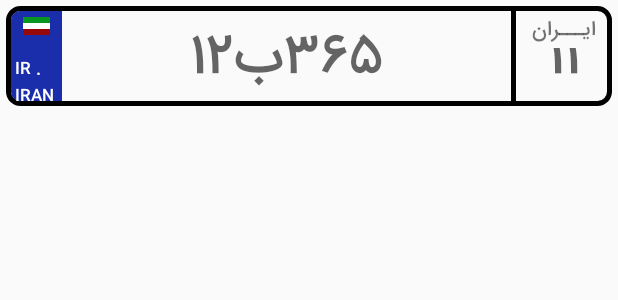
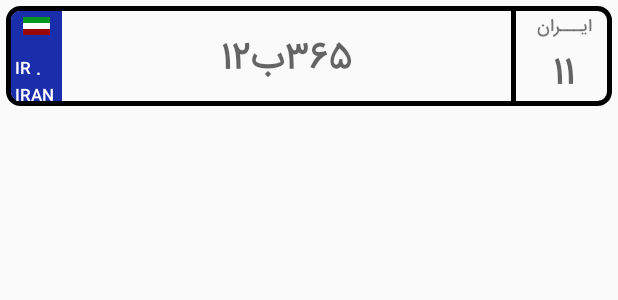
Before and after one commit to BasetEsmaeili/StopCar, an Android app: the layout pelak.xml on its own in the app's theme, with its tools: preview values and no code run, on a phone screen of 412 x 824 dp. Shown: the top 300 px of the screen. Run offline under Robolectric (Android 15) with nearby library versions, the phone set to English and light mode, and no system bars.

Commit message:
added packaging

```diff
--- a/app/src/main/java/com/baset/carfinder/ActivitySpecifications.java
+++ b/app/src/main/java/com/baset/carfinder/activity/ActivitySpecifications.java
@@ -1,4 +1,4 @@
-package com.baset.carfinder;
+package com.baset.carfinder.activity;
 
 import android.content.Context;
 import android.content.DialogInterface;
@@ -18,8 +18,9 @@ import android.widget.EditText;
 import android.widget.ImageView;
 import android.widget.Spinner;
 import android.widget.TextView;
-import android.widget.Toast;
 
+import com.baset.carfinder.constants.Constants;
+import com.baset.carfinder.R;
 import com.shawnlin.numberpicker.NumberPicker;
 
 import java.util.ArrayList;
--- a/app/src/main/java/com/baset/carfinder/ActivitySplash.java
+++ b/app/src/main/java/com/baset/carfinder/activity/ActivitySplash.java
@@ -1,4 +1,4 @@
-package com.baset.carfinder;
+package com.baset.carfinder.activity;
 
 import android.content.Intent;
 import android.content.SharedPreferences;
@@ -7,6 +7,8 @@ import android.support.v7.app.AppCompatActivity;
 import android.os.Bundle;
 import android.widget.ImageView;
 
+import com.baset.carfinder.constants.Constants;
+import com.baset.carfinder.R;
 import com.bumptech.glide.Glide;
 
 public class ActivitySplash extends AppCompatActivity implements Constants {
--- a/app/src/main/java/com/baset/carfinder/AdapterCustomMap.java
+++ b/app/src/main/java/com/baset/carfinder/adapter/AdapterCustomMap.java
@@ -1,10 +1,12 @@
-package com.baset.carfinder;
+package com.baset.carfinder.adapter;
 
 import android.content.Context;
 import android.view.LayoutInflater;
 import android.view.View;
 import android.widget.TextView;
 
+import com.baset.carfinder.constants.Constants;
+import com.baset.carfinder.R;
 import com.google.android.gms.maps.GoogleMap;
 import com.google.android.gms.maps.model.Marker;
 
--- a/app/src/main/java/com/baset/carfinder/Constants.java
+++ b/app/src/main/java/com/baset/carfinder/constants/Constants.java
@@ -1,4 +1,4 @@
-package com.baset.carfinder;
+package com.baset.carfinder.constants;
 
 public interface Constants {
     public static final int SPLASH_DURATION=4000;
--- a/app/src/main/java/com/baset/carfinder/EmptyRecyclerView.java
+++ b/app/src/main/java/com/baset/carfinder/emptyRecyclerView/EmptyRecyclerView.java
@@ -1,4 +1,4 @@
-package com.baset.carfinder;
+package com.baset.carfinder.emptyRecyclerView;
 
 import android.content.Context;
 import android.support.annotation.Nullable;
--- a/app/src/main/java/com/baset/carfinder/ModelParkHistory.java
+++ b/app/src/main/java/com/baset/carfinder/model/ModelParkHistory.java
@@ -1,4 +1,4 @@
-package com.baset.carfinder;
+package com.baset.carfinder.model;
 
 public class ModelParkHistory {
     private int id;
--- a/app/src/main/java/com/baset/carfinder/ViewHolderParkedPlacesRv.java
+++ b/app/src/main/java/com/baset/carfinder/viewholder/ViewHolderParkedPlacesRv.java
@@ -1,6 +1,8 @@
-package com.baset.carfinder;
+package com.baset.carfinder.viewholder;
 
 import android.view.View;
+
+import com.baset.carfinder.emptyRecyclerView.EmptyRecyclerView;
 
 public class ViewHolderParkedPlacesRv extends EmptyRecyclerView.ViewHolder{
 
--- a/app/src/main/res/layout/activity_main.xml
+++ b/app/src/main/res/layout/activity_main.xml
@@ -4,7 +4,7 @@
     xmlns:tools="http://schemas.android.com/tools"
     android:layout_width="match_parent"
     android:layout_height="match_parent"
-    tools:context=".ActivityMain">
+    tools:context=".activity.ActivityMain">
     <android.support.design.widget.AppBarLayout
         android:layout_width="match_parent"
         android:layout_height="wrap_content">
@@ -13,7 +13,7 @@
             android:layout_width="match_parent"
             android:layout_height="wrap_content"/>
     </android.support.design.widget.AppBarLayout>
-<com.baset.carfinder.EmptyRecyclerView
+<com.baset.carfinder.emptyRecyclerView.EmptyRecyclerView
     android:id="@+id/parked_places_rv"
     app:layout_behavior="@string/appbar_scrolling_view_behavior"
     android:layout_width="match_parent"
--- a/app/src/main/res/layout/activity_maps.xml
+++ b/app/src/main/res/layout/activity_maps.xml
@@ -7,7 +7,7 @@
     xmlns:app="http://schemas.android.com/apk/res-auto"
     android:layout_width="match_parent"
     android:layout_height="match_parent"
-    tools:context=".MapsActivity">
+    tools:context=".activity.MapsActivity">
     <android.support.design.widget.AppBarLayout
         android:layout_width="match_parent"
         android:layout_height="wrap_content">
--- a/app/src/main/res/layout/activity_splash.xml
+++ b/app/src/main/res/layout/activity_splash.xml
@@ -4,7 +4,7 @@
     xmlns:tools="http://schemas.android.com/tools"
     android:layout_width="match_parent"
     android:layout_height="match_parent"
-    tools:context=".ActivitySplash">
+    tools:context=".activity.ActivitySplash">
     <ImageView
         android:id="@+id/img_splash_background"
         android:layout_width="match_parent"
--- a/app/src/main/res/layout/pelak.xml
+++ b/app/src/main/res/layout/pelak.xml
@@ -4,9 +4,9 @@
     android:layout_height="wrap_content"
     android:layout_marginLeft="4dp"
     android:layout_marginRight="4dp"
-    android:layoutDirection="ltr"
     android:layout_marginTop="4dp"
     android:background="@drawable/shape_pelak"
+    android:layoutDirection="ltr"
     android:orientation="horizontal">
 
     <LinearLayout
@@ -24,21 +24,21 @@
             android:layout_marginLeft="8dp"
             android:layout_marginRight="8dp"
             android:layout_marginTop="4dp"
-            android:background="#089622"/>
+            android:background="#089622" />
 
         <View
             android:layout_width="match_parent"
             android:layout_height="4dp"
             android:layout_marginLeft="8dp"
             android:layout_marginRight="8dp"
-            android:background="#fff"/>
+            android:background="#fff" />
 
         <View
             android:layout_width="match_parent"
             android:layout_height="4dp"
             android:layout_marginLeft="8dp"
             android:layout_marginRight="8dp"
-            android:background="#96080a"/>
+            android:background="#96080a" />
 
         <TextView
             android:layout_width="wrap_content"
@@ -49,7 +49,7 @@
             android:gravity="left"
             android:text="IR . IRAN"
             android:textColor="#fff"
-            android:textSize="11sp"/>
+            android:textSize="11sp" />
     </LinearLayout>
 
     <EditText
@@ -64,13 +64,12 @@
         android:inputType="text"
         android:maxLength="6"
         android:maxLines="1"
-        android:textSize="38dp"/>
+        android:textSize="26dp" />
 
     <View
         android:layout_width="3dp"
         android:layout_height="match_parent"
-        android:background="#000"
-        />
+        android:background="#000" />
 
     <LinearLayout
         android:layout_width="64dp"
@@ -80,10 +79,10 @@
         <TextView
             android:layout_width="match_parent"
             android:layout_height="wrap_content"
+            android:layout_marginTop="2dp"
             android:gravity="center"
-            android:textSize="14dp"
-            android:layout_marginTop="2dp"
-            android:text="ایـــران"/>
+            android:text="ایـــران"
+            android:textSize="12dp" />
 
         <EditText
             android:id="@+id/edt_irCode"
@@ -96,7 +95,7 @@
             android:inputType="number"
             android:maxLength="2"
             android:maxLines="1"
-            android:textSize="38dp"/>
+            android:textSize="26dp" />
     </LinearLayout>
 
 
--- a/app/src/main/res/values/strings.xml
+++ b/app/src/main/res/values/strings.xml
@@ -61,7 +61,7 @@
     <string name="location">آدرس</string>
     <string name="select">انتخاب</string>
     <string name="location_permission_diened">برای یافتن موقعیت مکانی اجازه دسترسی نیاز است</string>
-    <string name="car_location">موقعیت ماشین من</string>
+    <string name="car_location">محل پارک ماشین من</string>
     <string name="parked_place_detail">جزئیات محل پارک</string>
     <string name="location_not_detected">موقعیت مکانی شما شناسایی نشده است</string>
     <string name="please_enable_gps">لطفا مکان یاب خود را فعال نمایید</string>
```
Also changed, not shown: app/src/main/AndroidManifest.xml (+8 -7 lines), app/src/main/java/com/baset/carfinder/activity/ActivityMain.java (renamed from app/src/main/java/com/baset/carfinder/ActivityMain.java, +4 -9 lines), app/src/main/java/com/baset/carfinder/activity/MapsActivity.java (renamed from app/src/main/java/com/baset/carfinder/MapsActivity.java, +3 -16 lines), app/src/main/java/com/baset/carfinder/adapter/AdpaterParkedPlacesRv.java (renamed from app/src/main/java/com/baset/carfinder/AdpaterParkedPlacesRv.java, +5 -2 lines), app/src/main/java/com/baset/carfinder/database/SqliteHelper.java (renamed from app/src/main/java/com/baset/carfinder/SqliteHelper.java, +6 -3 lines). Lines whose indentation alone changed are shown as unchanged.
